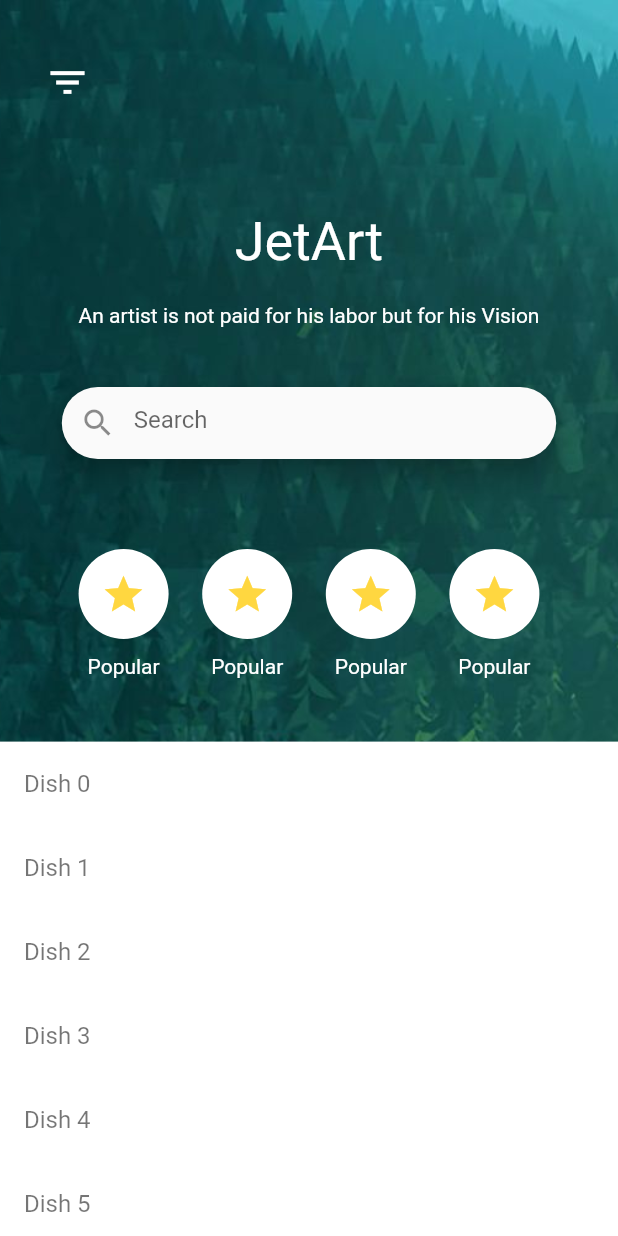
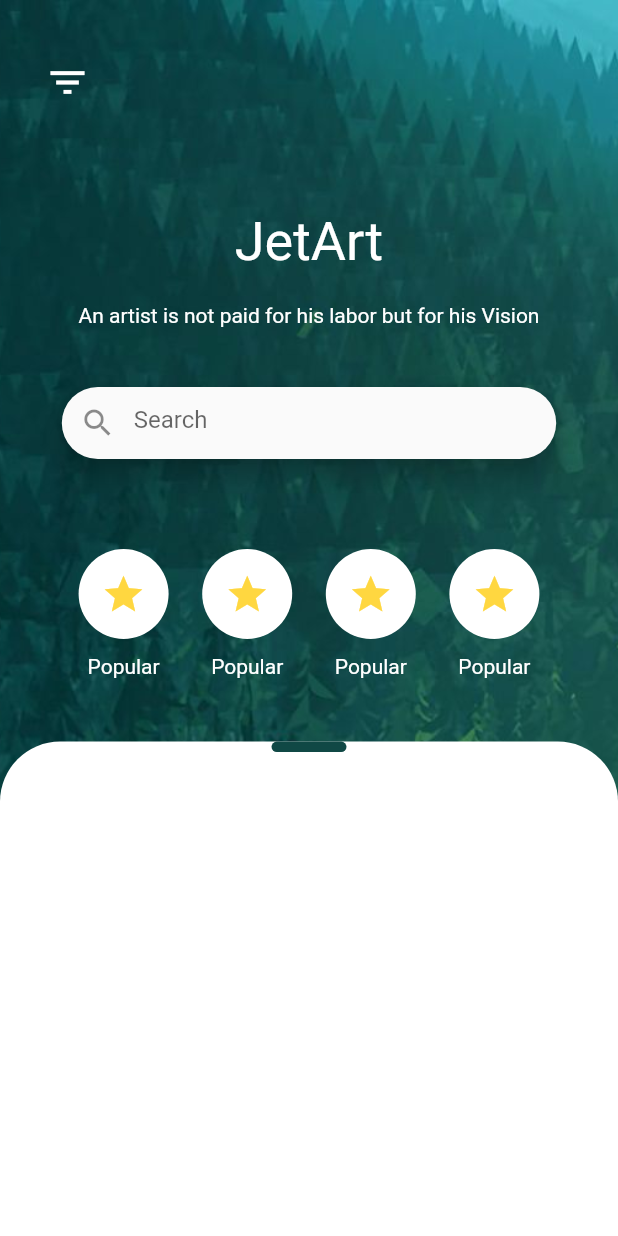
Before and after one commit to Mohammed-Benotmane/Jet-Art, a Flutter app: the screen it shows after launch, on a phone screen of 412 x 824 dp. Run offline on Flutter 3.47's test engine with Material 2 defaults, Android fonts, the phone set to English and light mode, and no system bars.

Commit message:
- updating the design

```diff
--- a/lib/screens/home-page.dart
+++ b/lib/screens/home-page.dart
@@ -118,17 +118,21 @@ class _HomePageState extends State<HomePage> {
               maxChildSize: 0.85,
               builder: (BuildContext context, myscrollController) {
                 return Container(
-                  color: Colors.white,
-                  child: ListView.builder(
+                  decoration: BoxDecoration(color: Colors.white,borderRadius: BorderRadius.only(topLeft: Radius.circular(40),topRight: Radius.circular(40))),
+
+                  child: ListView(
                     controller: myscrollController,
-                    itemCount: 25,
-                    itemBuilder: (BuildContext context, int index) {
-                      return ListTile(
-                          title: Text(
-                        'Dish $index',
-                        style: TextStyle(color: Colors.black54),
-                      ));
-                    },
+                    children: <Widget>[
+                      Padding(
+                        padding: const EdgeInsets.fromLTRB(30,0,30,30),
+                        child: Column(
+                          children: <Widget>[
+                            Container(height: 7,width: 50,decoration:BoxDecoration(color:Color(0xFF104845),borderRadius: BorderRadius.circular(10)) ,),
+
+                          ],
+                        ),
+                      ),
+                    ],
                   ),
                 );
               },
```
